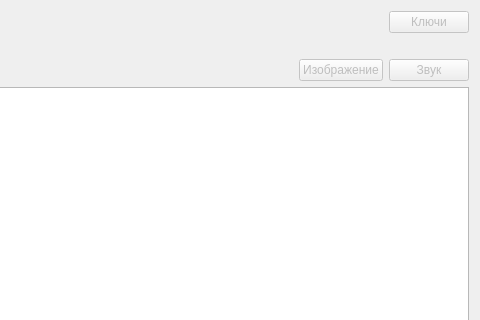
First picture: the form in remed_author.ui, repository iliner23/openRadar, before the edit; both pictures show x 320 to 800 and y 0 to 320 of the 800 by 700 pixel window.
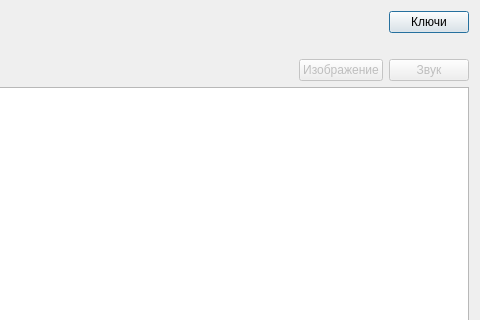
Second picture: the form after the edit.

```diff
--- a/remed_author.ui
+++ b/remed_author.ui
@@ -61,7 +61,7 @@
          <item>
           <widget class="QPushButton" name="pushButton">
            <property name="enabled">
-            <bool>false</bool>
+            <bool>true</bool>
            </property>
            <property name="text">
             <string>Ключи</string>
```
